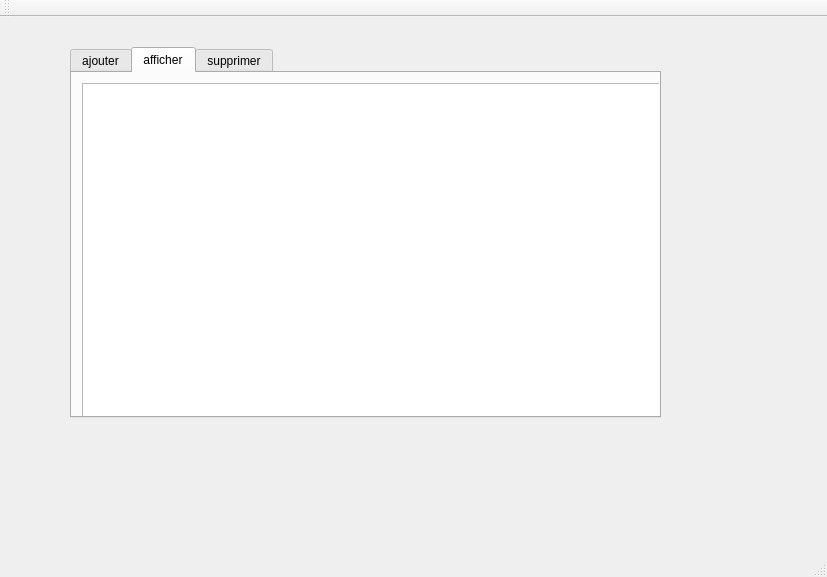
Before: the Qt Designer form client/Atelier_Connexion/mainwindow.ui in wassim2001/Smart_Real_Estate_Company_2A13, drawn with Qt 5.
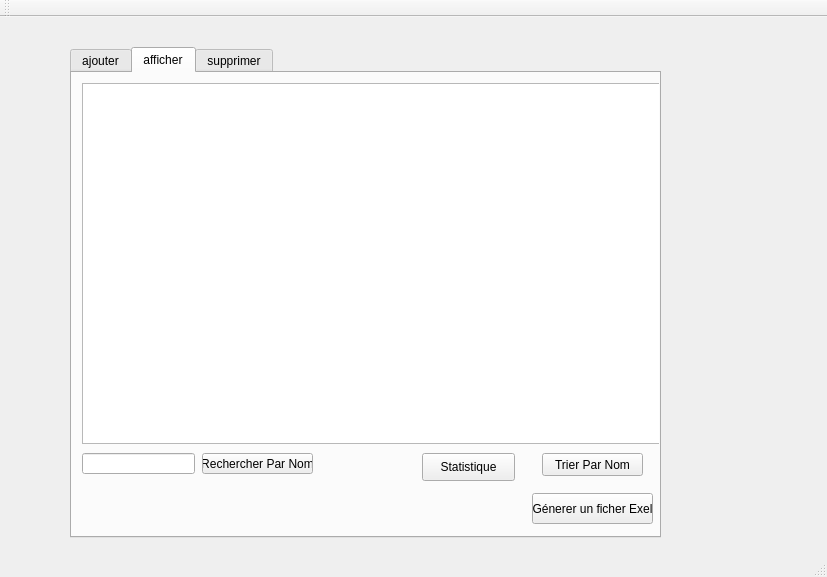
After: the same form once the commit is applied. The open tabs and pages were chosen to show the change.

Diff of the .ui file:
```diff
--- a/client/Atelier_Connexion/mainwindow.ui
+++ b/client/Atelier_Connexion/mainwindow.ui
@@ -20,7 +20,7 @@
       <x>70</x>
       <y>30</y>
       <width>591</width>
-      <height>371</height>
+      <height>491</height>
      </rect>
     </property>
     <property name="currentIndex">
@@ -181,6 +181,68 @@
        </rect>
       </property>
      </widget>
+     <widget class="QLineEdit" name="lineEdit_9">
+      <property name="geometry">
+       <rect>
+        <x>10</x>
+        <y>380</y>
+        <width>113</width>
+        <height>21</height>
+       </rect>
+      </property>
+     </widget>
+     <widget class="QPushButton" name="pushButton">
+      <property name="geometry">
+       <rect>
+        <x>130</x>
+        <y>380</y>
+        <width>111</width>
+        <height>21</height>
+       </rect>
+      </property>
+      <property name="text">
+       <string>Rechercher Par Nom</string>
+      </property>
+     </widget>
+     <widget class="QPushButton" name="pushButton_2">
+      <property name="geometry">
+       <rect>
+        <x>470</x>
+        <y>380</y>
+        <width>101</width>
+        <height>23</height>
+       </rect>
+      </property>
+      <property name="text">
+       <string>Trier Par Nom</string>
+      </property>
+     </widget>
+     <widget class="QPushButton" name="pushButton_3">
+      <property name="geometry">
+       <rect>
+        <x>460</x>
+        <y>420</y>
+        <width>121</width>
+        <height>31</height>
+       </rect>
+      </property>
+      <property name="text">
+       <string>Génerer un ficher Exel</string>
+      </property>
+     </widget>
+     <widget class="QPushButton" name="pushButton_stat">
+      <property name="geometry">
+       <rect>
+        <x>350</x>
+        <y>380</y>
+        <width>93</width>
+        <height>28</height>
+       </rect>
+      </property>
+      <property name="text">
+       <string>Statistique</string>
+      </property>
+     </widget>
     </widget>
     <widget class="QWidget" name="tab_3">
      <attribute name="title">
```
Left out of the diff: 35 changed lines with no effect on the pictures.
